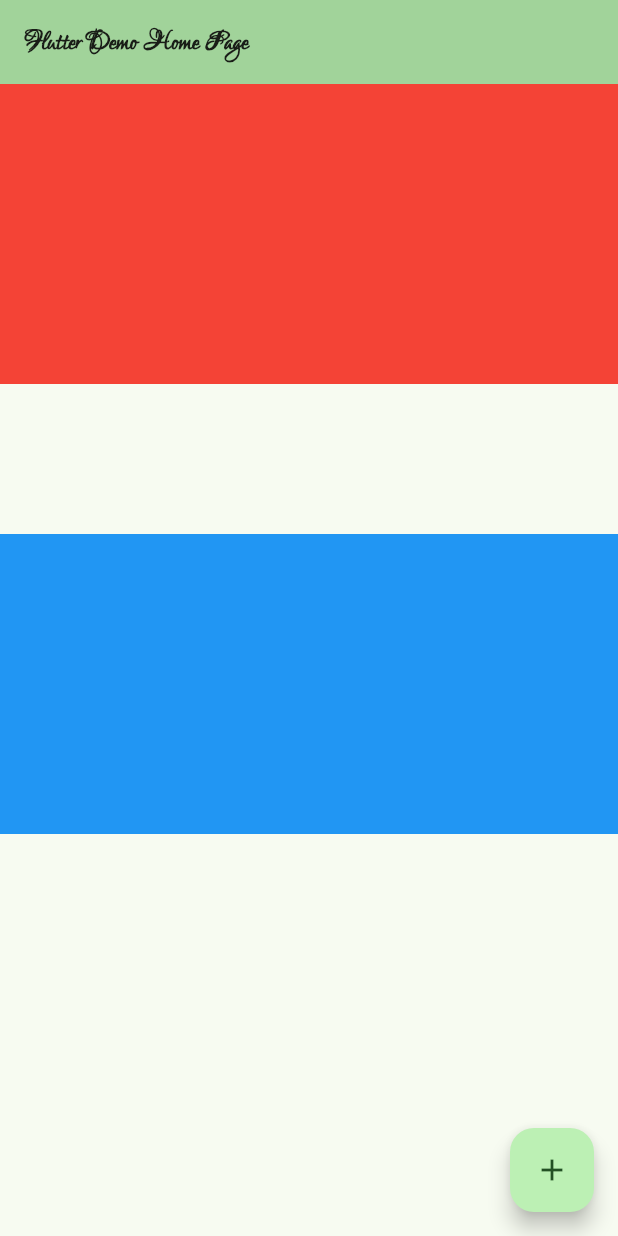
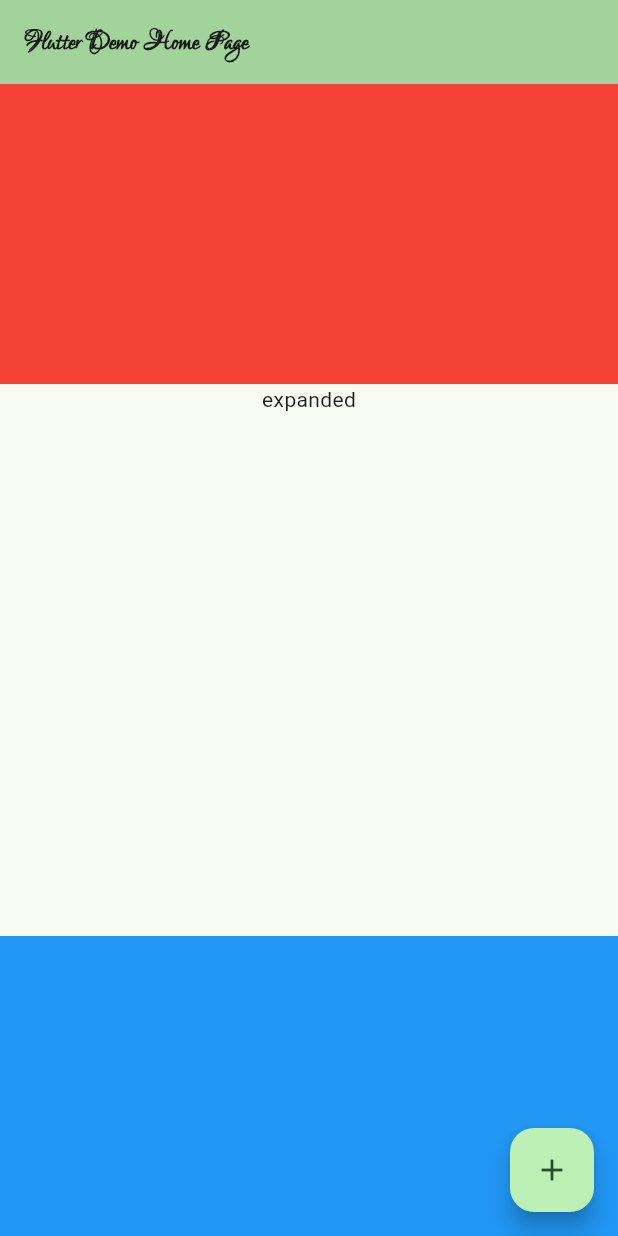
Before and after one commit to oirad360/corso_flutter, a Flutter app: the screen it shows after launch, on a phone screen of 412 x 824 dp. Run offline on Flutter 3.47's test engine with Material 3 defaults, Android fonts, the phone set to English and light mode, and no system bars.

Commit message:
expanded

```diff
--- a/lib/main.dart
+++ b/lib/main.dart
@@ -97,8 +97,8 @@ class _MyHomePageState extends State<MyHomePage> {
             height: 200,
             color: Colors.red,
           ),
-          const SizedBox( // la SizedBox spesso si usa per dare spazio vuoto tra un widget e l'altro
-            height: 100,
+          const Expanded( // Expanded è un widget che si espande per riempire lo spazio rimanente, non richiede height e width (in questo caso il container blu scende fino in fondo)
+            child: Text('expanded'),
           ),
           Container(
             height: 200,
```
